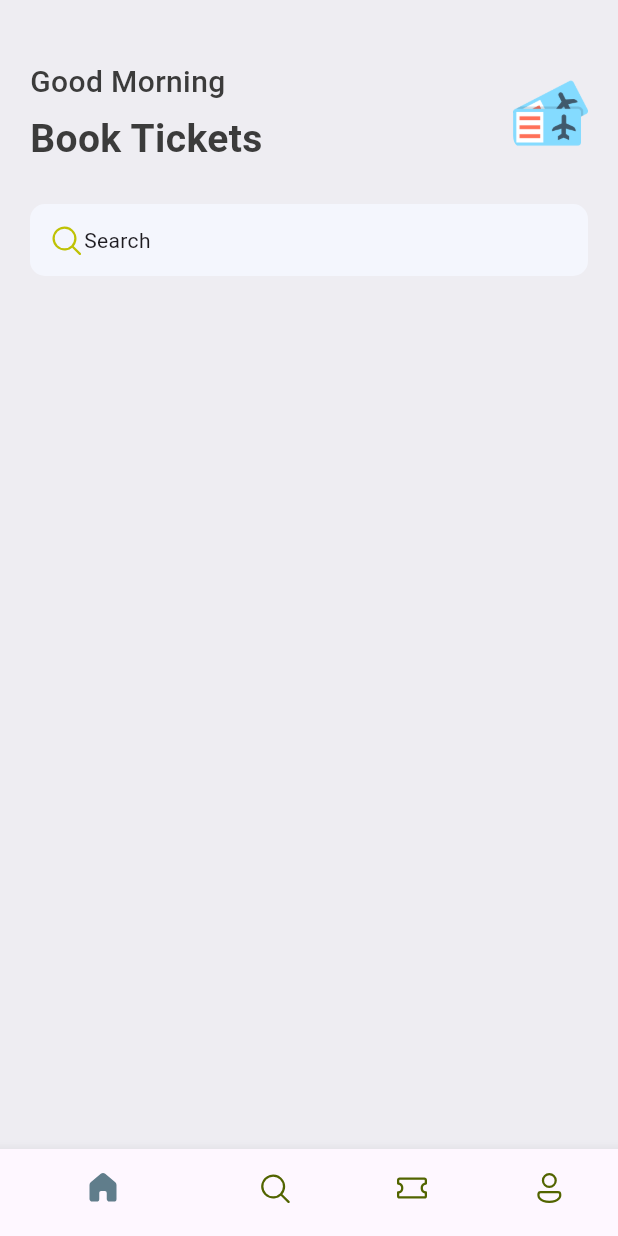
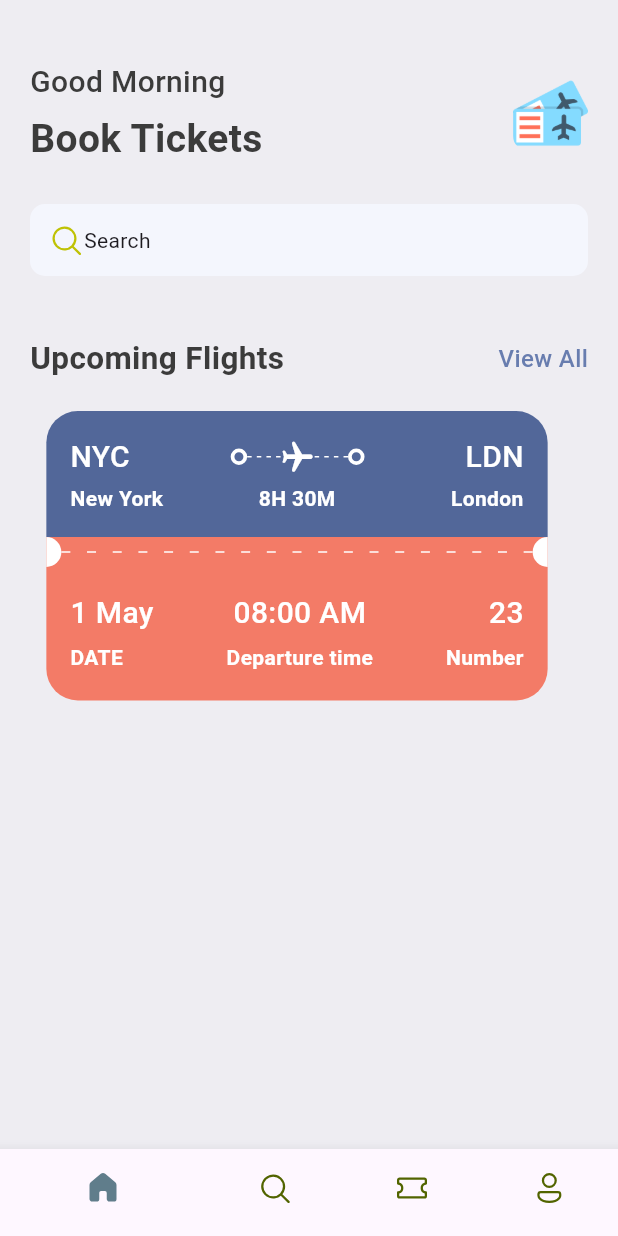
Before and after one commit to hnglmiee/my-ticket-app, a Flutter app: the screen it shows after launch, on a phone screen of 412 x 824 dp. Run offline on Flutter 3.47's test engine with Material 3 defaults, Android fonts, the phone set to English and light mode, and no system bars; our stand-ins replace fluentui_icons.

Commit message:
finish ticket

```diff
--- a/lib/base/res/styles/app_styles.dart
+++ b/lib/base/res/styles/app_styles.dart
@@ -6,6 +6,15 @@ class AppStyles {
   static const Color primaryColor = Color(0xFF687daf);
   static const Color textColor = Color(0xFF3b3b3b);
   static const Color bgColor = Color(0xFEeeedf2);
+  static const Color ticketBlue = Color(0xFF526799);
+  static const Color ticketOrange = Color(0xFFF37B67);
+
+  // Base style
+  static TextStyle textStyle = TextStyle(
+    fontSize: 16,
+    fontWeight: FontWeight.w500,
+    color: textColor,
+  );
 
   static TextStyle headLineStyle1 = TextStyle(
     fontSize: 26,
@@ -18,4 +27,16 @@ class AppStyles {
     fontWeight: FontWeight.w500,
     color: textColor,
   );
+
+  static TextStyle headLineStyle2 = TextStyle(
+    fontSize: 21,
+    fontWeight: FontWeight.bold,
+    color: textColor,
+  );
+
+  static TextStyle headLineStyle4 = TextStyle(
+    fontSize: 14,
+    fontWeight: FontWeight.bold,
+    color: textColor,
+  );
 }
--- a/lib/base/res/widgets/app_double_text.dart
+++ b/lib/base/res/widgets/app_double_text.dart
@@ -0,0 +1,31 @@
+import 'package:flutter/cupertino.dart';
+import 'package:flutter/material.dart';
+import 'package:ticket_app/base/res/styles/app_styles.dart';
+
+class AppDoubleText extends StatelessWidget {
+  const AppDoubleText({
+    super.key,
+    required this.bigText,
+    required this.smallText,
+  });
+
+  final String bigText;
+  final String smallText;
+
+  @override
+  Widget build(BuildContext context) {
+    return Row(
+      mainAxisAlignment: MainAxisAlignment.spaceBetween,
+      children: [
+        Text(bigText, style: AppStyles.headLineStyle2),
+        InkWell(
+          onTap: () {},
+          child: Text(
+            smallText,
+            style: AppStyles.textStyle.copyWith(color: AppStyles.primaryColor),
+          ),
+        ),
+      ],
+    );
+  }
+}
--- a/lib/base/res/widgets/app_layoutbuilder_widget.dart
+++ b/lib/base/res/widgets/app_layoutbuilder_widget.dart
@@ -0,0 +1,36 @@
+import 'package:flutter/cupertino.dart';
+import 'package:flutter/material.dart';
+
+class AppLayoutbuilderWidget extends StatelessWidget {
+  final int randomDivider;
+  final double width;
+
+  const AppLayoutbuilderWidget({
+    super.key,
+    required this.randomDivider,
+    this.width = 3,
+  });
+
+  @override
+  Widget build(BuildContext context) {
+    return LayoutBuilder(
+      builder: (BuildContext context, BoxConstraints constraints) {
+        print("${(constraints.constrainWidth() / randomDivider).floor()}");
+        return Flex(
+          mainAxisAlignment: MainAxisAlignment.spaceBetween,
+          direction: Axis.horizontal,
+          children: List.generate(
+            (constraints.constrainWidth() / randomDivider).floor(),
+            (index) => SizedBox(
+              width: width,
+              height: 1,
+              child: DecoratedBox(
+                decoration: BoxDecoration(color: Colors.white),
+              ),
+            ),
+          ),
+        );
+      },
+    );
+  }
+}
--- /dev/null
+++ b/lib/base/res/widgets/big_circle.dart
@@ -0,0 +1,31 @@
+import 'package:flutter/cupertino.dart';
+import 'package:flutter/material.dart';
+
+class BigCircle extends StatelessWidget {
+  final bool isRight;
+
+  const BigCircle({super.key, required this.isRight});
+
+  @override
+  Widget build(BuildContext context) {
+    return SizedBox(
+      height: 20,
+      width: 10,
+      child: DecoratedBox(
+        decoration: BoxDecoration(
+          color: Colors.white,
+          borderRadius:
+              isRight == true
+                  ? BorderRadius.only(
+                    topLeft: Radius.circular(10),
+                    bottomLeft: Radius.circular(10),
+                  )
+                  : BorderRadius.only(
+                    topRight: Radius.circular(10),
+                    bottomRight: Radius.circular(10),
+                  ),
+        ),
+      ),
+    );
+  }
+}
--- a/lib/base/res/widgets/big_dot.dart
+++ b/lib/base/res/widgets/big_dot.dart
@@ -0,0 +1,17 @@
+import 'package:flutter/cupertino.dart';
+import 'package:flutter/material.dart';
+
+class BigDot extends StatelessWidget {
+  const BigDot({super.key});
+
+  @override
+  Widget build(BuildContext context) {
+    return Container(
+      padding: EdgeInsets.all(3),
+      decoration: BoxDecoration(
+        border: Border.all(width: 2.5, color: Colors.white),
+        borderRadius: BorderRadius.circular(20),
+      ),
+    );
+  }
+}
--- a/lib/base/res/widgets/ticket_view.dart
+++ b/lib/base/res/widgets/ticket_view.dart
@@ -0,0 +1,206 @@
+import 'package:flutter/cupertino.dart';
+import 'package:flutter/material.dart';
+import 'package:ticket_app/base/res/styles/app_styles.dart';
+import 'package:ticket_app/base/res/widgets/app_layoutbuilder_widget.dart';
+import 'package:ticket_app/base/res/widgets/big_circle.dart';
+import 'package:ticket_app/base/res/widgets/big_dot.dart';
+
+class TicketView extends StatelessWidget {
+  const TicketView({super.key});
+
+  @override
+  Widget build(BuildContext context) {
+    final size = MediaQuery.of(context).size;
+    print(size.width);
+    return SizedBox(
+      width: size.width * 0.85, // Take 85% of the screen
+      height: 207,
+      child: Container(
+        margin: EdgeInsets.only(right: 16),
+        child: Column(
+          children: [
+            // blue part of the ticket
+            Container(
+              padding: EdgeInsets.all(16),
+              decoration: BoxDecoration(
+                color: AppStyles.ticketBlue,
+                borderRadius: BorderRadius.only(
+                  topLeft: Radius.circular(21),
+                  topRight: Radius.circular(21),
+                ),
+              ),
+              child: Column(
+                children: [
+                  // Show departure and destination with icons first line
+                  Row(
+                    children: [
+                      Text(
+                        "NYC",
+                        style: AppStyles.headLineStyle3.copyWith(
+                          color: Colors.white,
+                        ),
+                      ),
+                      Expanded(child: Container()),
+                      BigDot(),
+                      Expanded(
+                        child: Stack(
+                          children: [
+                            const SizedBox(
+                              height: 24,
+                              child: AppLayoutbuilderWidget(randomDivider: 6),
+                            ),
+                            Center(
+                              child: Transform.rotate(
+                                angle: 1.57,
+                                child: const Icon(
+                                  Icons.local_airport_rounded,
+                                  color: Colors.white,
+                                ),
+                              ),
+                            ),
+                          ],
+                        ),
+                      ),
+                      BigDot(),
+                      Expanded(child: Container()),
+                      Text(
+                        "LDN",
+                        style: AppStyles.headLineStyle3.copyWith(
+                          color: Colors.white,
+                        ),
+                      ),
+                    ],
+                  ),
+                  SizedBox(height: 3),
+                  // Show departure and destination names with time
+                  Row(
+                    children: [
+                      SizedBox(
+                        width: 100,
+                        child: Text(
+                          "New York",
+                          style: AppStyles.headLineStyle4.copyWith(
+                            color: Colors.white,
+                          ),
+                        ),
+                      ),
+                      Expanded(child: Container()),
+                      Text(
+                        "8H 30M",
+                        style: AppStyles.headLineStyle4.copyWith(
+                          color: Colors.white,
+                        ),
+                      ),
+                      Expanded(child: Container()),
+                      SizedBox(
+                        width: 100,
+                        child: Text(
+                          "London",
+                          textAlign: TextAlign.end,
+                          style: AppStyles.headLineStyle4.copyWith(
+                            color: Colors.white,
+                          ),
+                        ),
+                      ),
+                    ],
+                  ),
+                ],
+              ),
+            ),
+            // circles and dots divider
+            Container(
+              color: AppStyles.ticketOrange,
+              child: Row(
+                children: [
+                  const BigCircle(isRight: false),
+                  Expanded(
+                    child: AppLayoutbuilderWidget(randomDivider: 16, width: 6),
+                  ),
+                  const BigCircle(isRight: true),
+                ],
+              ),
+            ),
+            // orange part of the ticket
+            Container(
+              padding: EdgeInsets.all(16),
+              decoration: BoxDecoration(
+                color: AppStyles.ticketOrange,
+                borderRadius: BorderRadius.only(
+                  bottomLeft: Radius.circular(21),
+                  bottomRight: Radius.circular(21),
+                ),
+              ),
+              child: Column(
+                children: [
+                  // Show departure and destination with icons first line
+                  Row(
+                    mainAxisAlignment: MainAxisAlignment.spaceBetween,
+                    children: [
+                      Column(
+                        crossAxisAlignment: CrossAxisAlignment.start,
+                        children: [
+                          Text(
+                            "1 May",
+                            style: AppStyles.headLineStyle3.copyWith(
+                              color: Colors.white,
+                            ),
+                          ),
+                          SizedBox(height: 5),
+                          Text(
+                            "DATE",
+                            style: AppStyles.headLineStyle4.copyWith(
+                              color: Colors.white,
+                            ),
+                          ),
+                        ],
+                      ),
+
+                      Column(
+                        crossAxisAlignment: CrossAxisAlignment.center,
+                        children: [
+                          Text(
+                            "08:00 AM",
+                            style: AppStyles.headLineStyle3.copyWith(
+                              color: Colors.white,
+                            ),
+                          ),
+                          SizedBox(height: 5),
+                          Text(
+                            "Departure time",
+                            style: AppStyles.headLineStyle4.copyWith(
+                              color: Colors.white,
+                            ),
+                          ),
+                        ],
+                      ),
+
+                      Column(
+                        crossAxisAlignment: CrossAxisAlignment.end,
+                        children: [
+                          Text(
+                            "23",
+                            style: AppStyles.headLineStyle3.copyWith(
+                              color: Colors.white,
+                            ),
+                          ),
+                          SizedBox(height: 5),
+                          Text(
+                            "Number",
+                            style: AppStyles.headLineStyle4.copyWith(
+                              color: Colors.white,
+                            ),
+                          ),
+                        ],
+                      ),
+                    ],
+                  ),
+                  SizedBox(height: 3),
+                ],
+              ),
+            ),
+          ],
+        ),
+      ),
+    );
+  }
+}
--- a/lib/main.dart
+++ b/lib/main.dart
@@ -2,8 +2,6 @@ import 'package:flutter/material.dart';
 import 'package:ticket_app/base/bottom_nav_bar.dart';
 
 void main() {
-  var myList = ["Flutter", "Java", "Kotlin"];
-
   runApp(const MyApp());
 }
 
--- a/lib/screens/home_screen.dart
+++ b/lib/screens/home_screen.dart
@@ -2,6 +2,8 @@ import 'package:fluentui_icons/fluentui_icons.dart';
 import 'package:flutter/cupertino.dart';
 import 'package:flutter/material.dart';
 import 'package:ticket_app/base/res/media.dart';
+import 'package:ticket_app/base/res/widgets/app_double_text.dart';
+import 'package:ticket_app/base/res/widgets/ticket_view.dart';
 
 import '../base/res/styles/app_styles.dart';
 
@@ -64,6 +66,13 @@ class HomeScreen extends StatelessWidget {
                     ],
                   ),
                 ),
+                const SizedBox(height: 40),
+                const AppDoubleText(
+                  bigText: 'Upcoming Flights',
+                  smallText: 'View All',
+                ),
+                const SizedBox(height: 20),
+                TicketView(),
               ],
             ),
           ),
```
